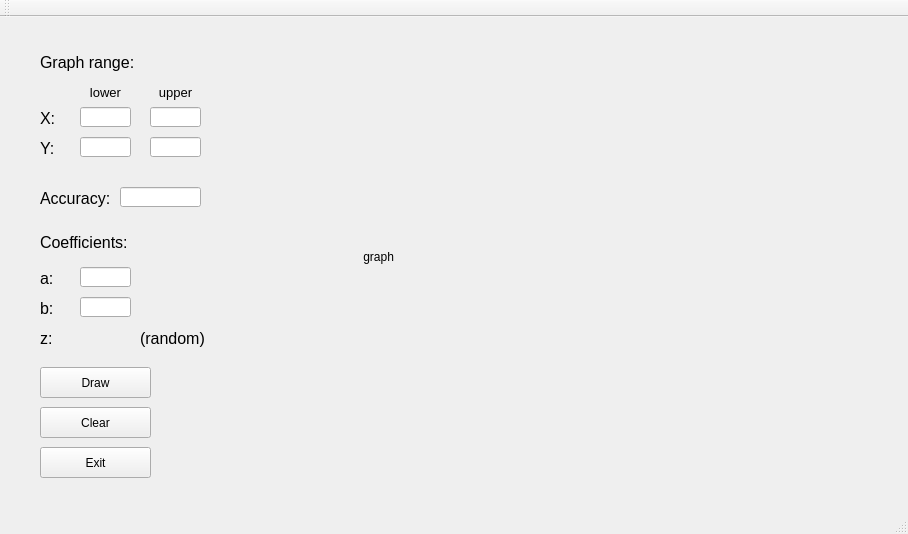
First picture: the form in mainwindow.ui, repository qwertyrrrr/prakt8, before the edit.
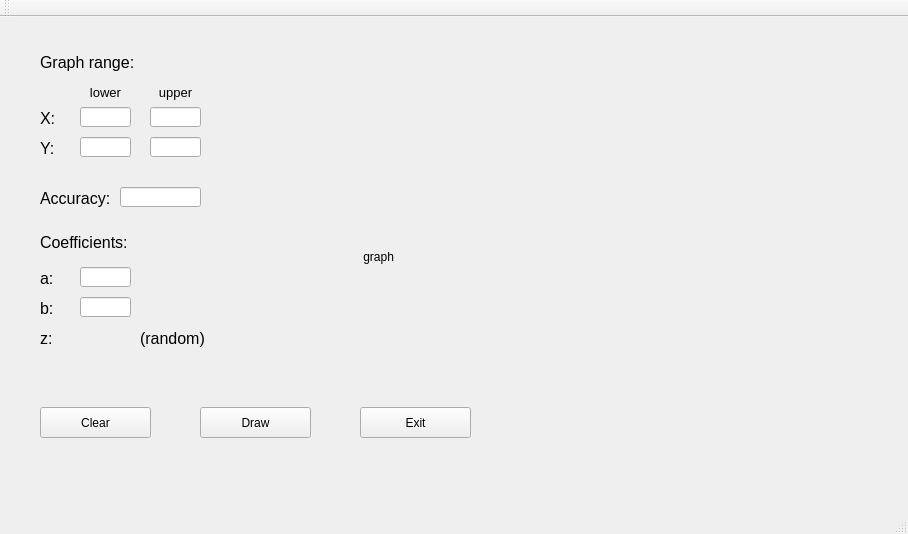
Second picture: the form after the edit.

Diff of the .ui file:
```diff
--- a/mainwindow.ui
+++ b/mainwindow.ui
@@ -297,8 +297,8 @@
    <widget class="QPushButton" name="draw">
     <property name="geometry">
      <rect>
-      <x>40</x>
-      <y>350</y>
+      <x>200</x>
+      <y>390</y>
       <width>111</width>
       <height>31</height>
      </rect>
@@ -323,8 +323,8 @@
    <widget class="QPushButton" name="exit">
     <property name="geometry">
      <rect>
-      <x>40</x>
-      <y>430</y>
+      <x>360</x>
+      <y>390</y>
       <width>111</width>
       <height>31</height>
      </rect>
```
Left out of the diff: 2 changed lines with no effect on the pictures.
